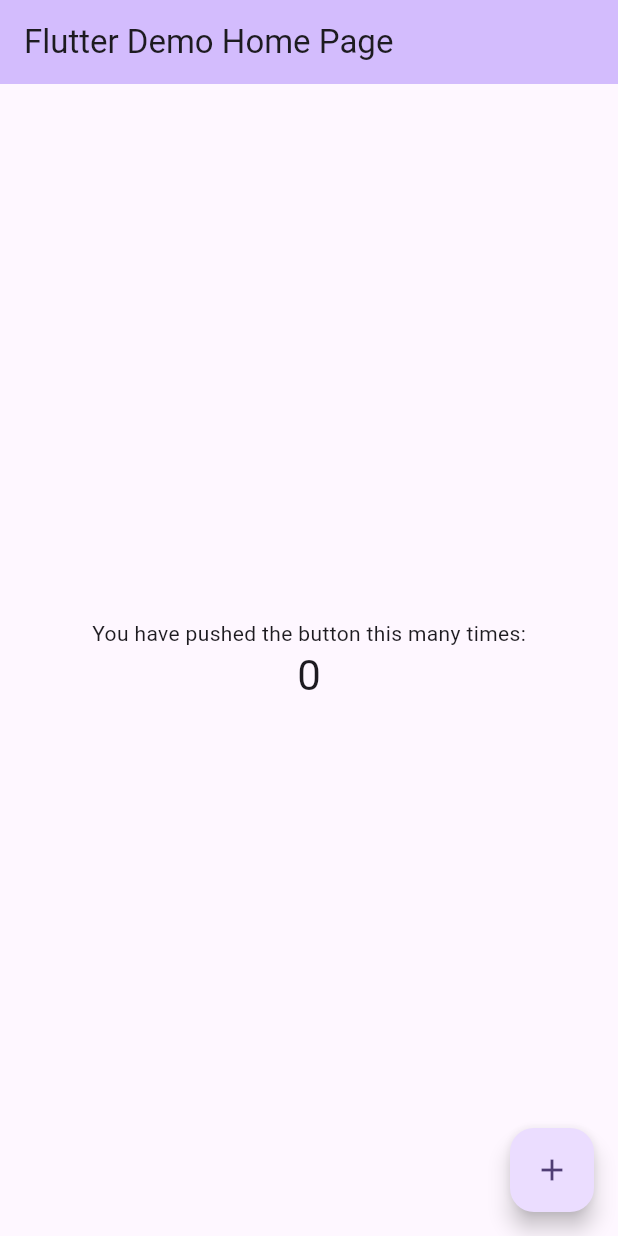
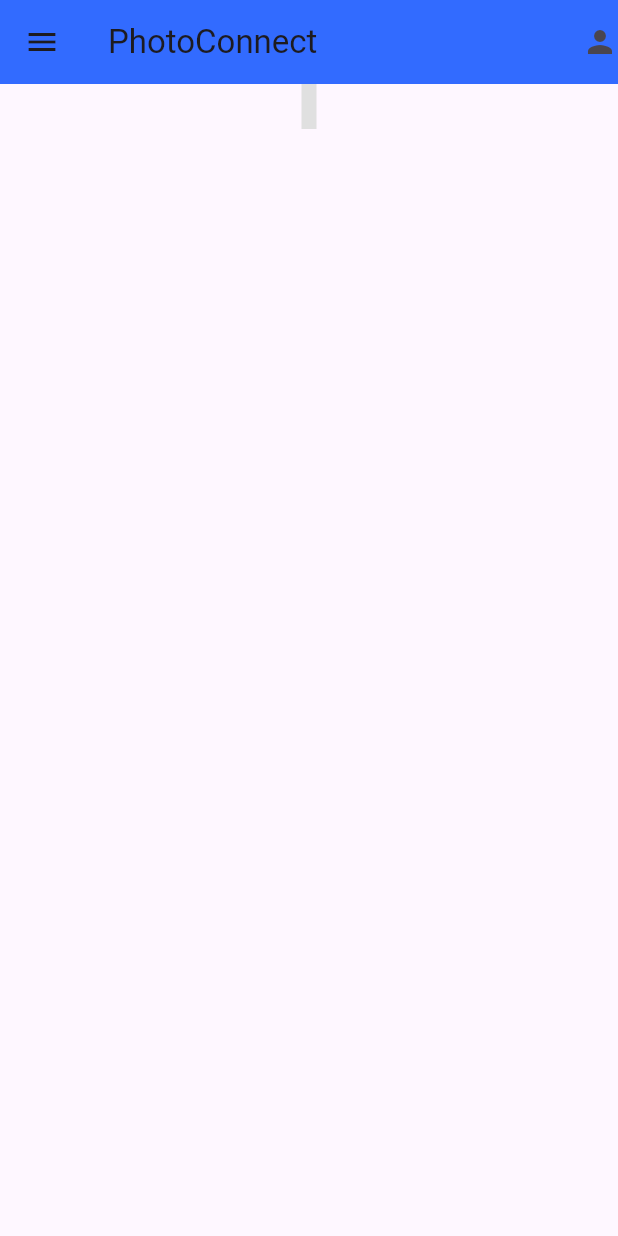
Before and after one commit to Qharny/photoKonnect, a Flutter app: the screen it shows after launch, on a phone screen of 412 x 824 dp. Run offline on Flutter 3.47's test engine with Material 3 defaults, Android fonts, the phone set to English and light mode, and no system bars.

```diff
--- a/lib/main.dart
+++ b/lib/main.dart
@@ -1,122 +1,50 @@
 import 'package:flutter/material.dart';
+import 'package:photoconnect/app_color.dart';
 
-void main() {
-  runApp(const MyApp());
+void main(){
+  runApp(const PhotoConnect());
 }
 
-class MyApp extends StatelessWidget {
-  const MyApp({super.key});
+class PhotoConnect extends StatelessWidget {
+  const PhotoConnect({super.key});
 
-  // This widget is the root of your application.
   @override
   Widget build(BuildContext context) {
     return MaterialApp(
-      title: 'Flutter Demo',
-      theme: ThemeData(
-        // This is the theme of your application.
-        //
-        // TRY THIS: Try running your application with "flutter run". You'll see
-        // the application has a purple toolbar. Then, without quitting the app,
-        // try changing the seedColor in the colorScheme below to Colors.green
-        // and then invoke "hot reload" (save your changes or press the "hot
-        // reload" button in a Flutter-supported IDE, or press "r" if you used
-        // the command line to start the app).
-        //
-        // Notice that the counter didn't reset back to zero; the application
-        // state is not lost during the reload. To reset the state, use hot
-        // restart instead.
-        //
-        // This works for code too, not just values: Most code changes can be
-        // tested with just a hot reload.
-        colorScheme: ColorScheme.fromSeed(seedColor: Colors.deepPurple),
-      ),
-      home: const MyHomePage(title: 'Flutter Demo Home Page'),
+      debugShowCheckedModeBanner: false,
+      title: "Photo Connect",
+      home: HomePage(),
     );
   }
 }
 
-class MyHomePage extends StatefulWidget {
-  const MyHomePage({super.key, required this.title});
-
-  // This widget is the home page of your application. It is stateful, meaning
-  // that it has a State object (defined below) that contains fields that affect
-  // how it looks.
-
-  // This class is the configuration for the state. It holds the values (in this
-  // case the title) provided by the parent (in this case the App widget) and
-  // used by the build method of the State. Fields in a Widget subclass are
-  // always marked "final".
-
-  final String title;
-
-  @override
-  State<MyHomePage> createState() => _MyHomePageState();
-}
-
-class _MyHomePageState extends State<MyHomePage> {
-  int _counter = 0;
-
-  void _incrementCounter() {
-    setState(() {
-      // This call to setState tells the Flutter framework that something has
-      // changed in this State, which causes it to rerun the build method below
-      // so that the display can reflect the updated values. If we changed
-      // _counter without calling setState(), then the build method would not be
-      // called again, and so nothing would appear to happen.
-      _counter++;
-    });
-  }
+class HomePage extends StatelessWidget {
+  const HomePage({super.key});
 
   @override
   Widget build(BuildContext context) {
-    // This method is rerun every time setState is called, for instance as done
-    // by the _incrementCounter method above.
-    //
-    // The Flutter framework has been optimized to make rerunning build methods
-    // fast, so that you can just rebuild anything that needs updating rather
-    // than having to individually change instances of widgets.
     return Scaffold(
       appBar: AppBar(
-        // TRY THIS: Try changing the color here to a specific color (to
-        // Colors.amber, perhaps?) and trigger a hot reload to see the AppBar
-        // change color while the other colors stay the same.
-        backgroundColor: Theme.of(context).colorScheme.inversePrimary,
-        // Here we take the value from the MyHomePage object that was created by
-        // the App.build method, and use it to set our appbar title.
-        title: Text(widget.title),
+        title: Text("PhotoConnect"),
+        backgroundColor: AppColors.primaryBlue,
+        actions: [
+          Icon(Icons.person)
+        ],
       ),
+      drawer: Drawer(),
       body: Center(
-        // Center is a layout widget. It takes a single child and positions it
-        // in the middle of the parent.
         child: Column(
-          // Column is also a layout widget. It takes a list of children and
-          // arranges them vertically. By default, it sizes itself to fit its
-          // children horizontally, and tries to be as tall as its parent.
-          //
-          // Column has various properties to control how it sizes itself and
-          // how it positions its children. Here we use mainAxisAlignment to
-          // center the children vertically; the main axis here is the vertical
-          // axis because Columns are vertical (the cross axis would be
-          // horizontal).
-          //
-          // TRY THIS: Invoke "debug painting" (choose the "Toggle Debug Paint"
-          // action in the IDE, or press "p" in the console), to see the
-          // wireframe for each widget.
-          mainAxisAlignment: MainAxisAlignment.center,
-          children: <Widget>[
-            const Text('You have pushed the button this many times:'),
-            Text(
-              '$_counter',
-              style: Theme.of(context).textTheme.headlineMedium,
-            ),
+          children: [
+            Container(
+              height: 30,
+              width: 10,
+              decoration: BoxDecoration(
+                color: AppColors.lightGray
+              ),
+            )
           ],
         ),
       ),
-      floatingActionButton: FloatingActionButton(
-        onPressed: _incrementCounter,
-        tooltip: 'Increment',
-        child: const Icon(Icons.add),
-      ), // This trailing comma makes auto-formatting nicer for build methods.
     );
   }
 }
--- /dev/null
+++ b/lib/routes/app_routes.dart
@@ -0,0 +1 @@
+// Define your named routes here
--- /dev/null
+++ b/lib/services/supabase_service.dart
@@ -0,0 +1 @@
+// Handle Supabase integration here
--- /dev/null
+++ b/lib/theme/app_theme.dart
@@ -0,0 +1 @@
+// Define color schemes and text styles
--- /dev/null
+++ b/lib/utils/constants.dart
@@ -0,0 +1 @@
+// Define constants (e.g., image paths, URLs)
```
Also changed, not shown: lib/file.dart (added, +69 -0 lines), 3 other files.
